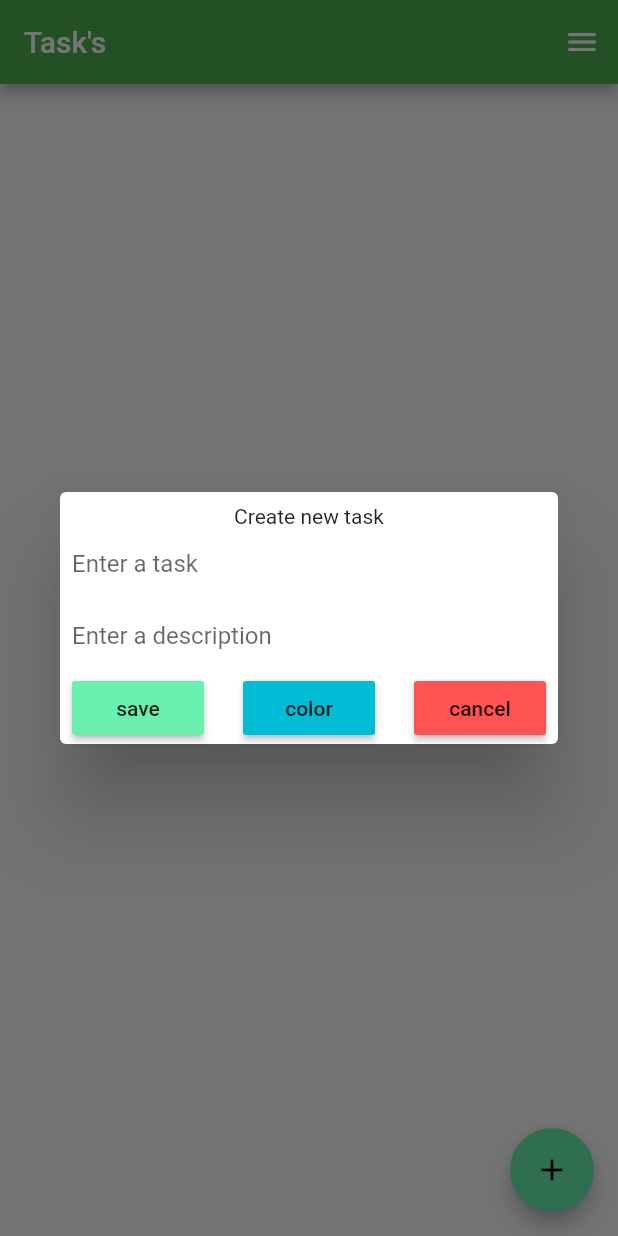
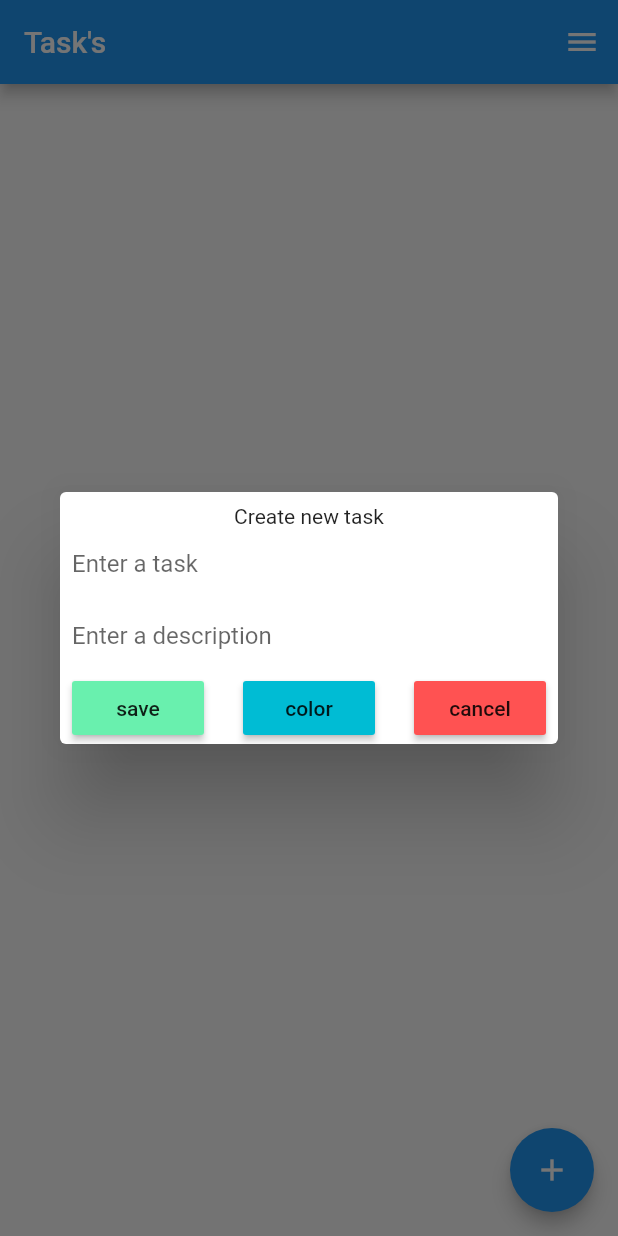
Before and after one commit to Elereman/ToDo, a Flutter app: the screen it shows after launch, after a tap on the "add" icon, on a phone screen of 412 x 824 dp. Run offline on Flutter 3.47's test engine with Material 2 defaults, Android fonts, the phone set to English and light mode, and no system bars; our stand-ins replace dynamic_theme, rxdart, shared_preferences.

```diff
--- a/lib/blocs/home_page_bloc.dart
+++ b/lib/blocs/home_page_bloc.dart
@@ -2,10 +2,8 @@ import 'dart:async';
 
 import 'package:ToDo/blocs/events.dart';
 import 'package:ToDo/blocs/states.dart';
-import 'package:ToDo/models/file_system_repository.dart';
 import 'package:ToDo/models/setting.dart';
 import 'package:ToDo/models/settings_repository.dart';
-import 'package:ToDo/models/shared_preferences_settings_repository.dart';
 import 'package:ToDo/models/task.dart';
 import 'package:ToDo/models/task_repository.dart';
 import 'package:flutter/foundation.dart';
@@ -18,11 +16,9 @@ class HomePageBloc {
   final TaskRepository _repository;
   final SettingsRepository _settingsRepository;
 
-  HomePageBloc()
+  HomePageBloc(this._repository, this._settingsRepository)
       : _eventStreamController = BehaviorSubject<BlocEvent>(),
-        _stateStreamController = BehaviorSubject<BlocState<dynamic>>(),
-        _repository = FileSystemRepository(),
-        _settingsRepository = SharedPreferencesSettingsRepository() {
+        _stateStreamController = BehaviorSubject<BlocState<dynamic>>(){
     _settingsRepository.initialize();
     _eventStreamController.stream.listen((BlocEvent event) => _handleEvent(event));
   }
@@ -57,11 +53,8 @@ class HomePageBloc {
 
       case AllTaskDeletedEvent:
         print('AllTaskDeleted');
-        final AllTaskDeletedEvent _event = event as AllTaskDeletedEvent;
-        _event.taskE.forEach((Task element) async {
-          await _repository.delete(element);
-        });
-        _stateStreamController.add(AllTaskDeletedState<List<Task>>(_event.task));
+        final bool res = await _repository.deleteAll();
+        _stateStreamController.add(AllTaskDeletedState<bool>(res));
         break;
 
       case TaskPressedEvent:
@@ -112,10 +105,6 @@ class AddTaskButtonPressedEvent extends BlocEvent {
 
   AddTaskButtonPressedEvent({@required this.task});
 
-  AddTaskButtonPressedEvent.fromStrings(
-      {String task, String description, int colorHex})
-      : this(task: Task(task, description, colorHex));
-
   String get taskText => task.task;
 
   String get description => task.description;
@@ -141,11 +130,6 @@ class TaskDeletedEvent extends BlocEvent {
 }
 
 class AllTaskDeletedEvent extends BlocEvent {
-  final List<Task> task;
-
-  AllTaskDeletedEvent({@required this.task});
-
-  List<Task> get taskE => task;
 }
 
 class TaskEditedEvent extends BlocEvent {
--- /dev/null
+++ b/lib/blocs/settings_widget_bloc.dart
@@ -0,0 +1,81 @@
+import 'package:ToDo/blocs/events.dart';
+import 'package:ToDo/blocs/home_page_bloc.dart';
+import 'package:ToDo/blocs/states.dart';
+import 'package:ToDo/models/setting.dart';
+import 'package:ToDo/models/settings_repository.dart';
+import 'package:ToDo/models/shared_preferences_settings_repository.dart';
+import 'package:flutter/foundation.dart';
+import 'package:rxdart/rxdart.dart';
+
+class SettingsWidgetBloc {
+  final BehaviorSubject<BlocEvent> _eventStreamController;
+  final BehaviorSubject<BlocState<dynamic>> _stateStreamController;
+  final SettingsRepository _settingsRepository;
+  final HomePageBloc _bloc;
+
+  SettingsWidgetBloc(this._bloc)
+      : _eventStreamController = BehaviorSubject<BlocEvent>(),
+        _stateStreamController = BehaviorSubject<BlocState<dynamic>>(),
+        _settingsRepository = SharedPreferencesSettingsRepository() {
+    _settingsRepository.initialize();
+    _eventStreamController.stream.listen((BlocEvent event) => _handleEvent(event));
+  }
+
+  Future<void> _handleEvent(BlocEvent event) async {
+    switch (event.type) {
+      case SettingsChangedPressedEvent:
+        final SettingsChangedPressedEvent _event = event as SettingsChangedPressedEvent;
+        _settingsRepository.update(_event.setting);
+        print('SettingsChangedPressed');
+        final SettingsChangedState<List<Setting<String>>> _state =
+        SettingsChangedState<List<Setting<String>>>
+          (await _settingsRepository.readAll())
+        ;
+        _stateStreamController.add(_state);
+        break;
+
+      case SettingsResetPressedEvent:
+      //final SettingsResetPressedEvent _event = event as SettingsResetPressedEvent;
+        await _settingsRepository.resetAll();
+        _stateStreamController.add(SettingsChangedState<List<Setting<String>>>
+          (await _settingsRepository.readAll()));
+        break;
+
+      case SettingsBuildEvent:
+      //final SettingsResetPressedEvent _event = event as SettingsResetPressedEvent;
+        _stateStreamController.add(SettingsChangedState<List<Setting<String>>>
+          (await _settingsRepository.readAll()));
+        break;
+    }
+  }
+
+  void _sendEventToBloc(BlocEvent event) {
+    _bloc.eventSink.add(event);
+  }
+
+  Stream<BlocState<dynamic>> get stateStream => _stateStreamController.stream;
+
+  Sink<BlocEvent> get eventSink => _eventStreamController.sink;
+}
+
+class SettingsResetPressedEvent extends BlocEvent {}
+
+class SettingsBuildEvent extends BlocEvent {}
+
+class SettingsChangedPressedEvent extends BlocEvent {
+  final Setting<String> data;
+
+  SettingsChangedPressedEvent({@required this.data});
+
+
+  Setting<String> get setting => data;
+}
+
+class SettingsChangedState<T> extends BlocState<T> {
+  final T data;
+
+  SettingsChangedState(this.data);
+
+  @override
+  T get stateData => data;
+}
--- a/lib/main.dart
+++ b/lib/main.dart
@@ -1,6 +1,13 @@
 import 'package:ToDo/blocs/home_page_bloc.dart';
+import 'package:ToDo/models/file_system_repository.dart';
+import 'package:ToDo/models/settings_repository.dart';
+import 'package:ToDo/models/shared_preferences_settings_repository.dart';
+import 'package:ToDo/models/task_repository.dart';
+import 'package:ToDo/settings_provider.dart';
 import 'package:ToDo/view/pages/home_page.dart';
+import 'package:dynamic_theme/dynamic_theme.dart';
 import 'package:flutter/material.dart';
+import 'package:provider/provider.dart';
 
 void main() {
   runApp(ToDoApp());
@@ -9,15 +16,32 @@ void main() {
 class ToDoApp extends StatelessWidget {
   @override
   Widget build(BuildContext context) {
-    return MaterialApp(
-      theme: ThemeData(
-        primaryColor: Colors.green,
-        accentColor: Colors.greenAccent,
-      ),
-      darkTheme: ThemeData.dark(),
-      title: 'ToDo Application',
-      home: HomePage(
-        hbloc: HomePageBloc(),
+    return MultiProvider(
+      providers: <Provider<dynamic>>[
+        Provider<TaskRepository>(create: (_) => FileSystemRepository()),
+        Provider<SettingsRepository>(
+            create: (_) => SharedPreferencesSettingsRepository()),
+      ],
+      child: Provider<HomePageBloc>(
+        create: (BuildContext context) => HomePageBloc(
+          Provider.of<TaskRepository>(context, listen: false),
+          Provider.of<SettingsRepository>(context, listen: false),
+        ),
+        child: DynamicTheme(
+            defaultBrightness: Brightness.light,
+            data: (Brightness brightness) => brightness == Brightness.light
+                ? ThemeData.light()
+                : ThemeData.dark(),
+            themedWidgetBuilder: (BuildContext context, ThemeData theme) {
+              return MaterialApp(
+                theme: theme,
+                darkTheme: ThemeData.dark(),
+                title: 'ToDo Application',
+                home: HomePage(
+                  bloc: Provider.of<HomePageBloc>(context, listen: false),
+                ),
+              );
+            }),
       ),
     );
   }
--- a/lib/models/mock_task_repository.dart
+++ b/lib/models/mock_task_repository.dart
@@ -49,4 +49,10 @@ class MockTaskRepository implements TaskRepository {
     });
     return result;
   }
+
+  @override
+  Future<bool> deleteAll() {
+    // TODO: implement deleteAll
+    throw UnimplementedError();
+  }
 }
--- a/lib/models/task_repository.dart
+++ b/lib/models/task_repository.dart
@@ -3,6 +3,7 @@ import 'package:ToDo/models/task.dart';
 abstract class TaskRepository {
   Future<void> initialize();
   Future<List<Task>> getAll();
+  Future<bool> deleteAll();
   Future<bool> create(Task task);
   Future<Task> update(Task task);
   Future<bool> delete(Task task);
--- /dev/null
+++ b/lib/settings_provider.dart
@@ -0,0 +1,3 @@
+class SettingsProvider {
+
+}
--- a/lib/view/pages/home_page.dart
+++ b/lib/view/pages/home_page.dart
@@ -1,4 +1,5 @@
 import 'package:ToDo/blocs/home_page_bloc.dart';
+import 'package:ToDo/blocs/settings_widget_bloc.dart' show SettingsWidgetBloc;
 import 'package:ToDo/blocs/task_dialog_bloc.dart';
 import 'package:ToDo/models/setting.dart';
 import 'package:ToDo/models/task.dart';
@@ -7,23 +8,24 @@ import 'package:ToDo/view/widgets/task_dialog.dart';
 import 'package:ToDo/view/widgets/task_widget.dart';
 import 'package:ToDo/blocs/events.dart';
 import 'package:ToDo/blocs/states.dart';
+import 'package:dynamic_theme/dynamic_theme.dart';
 import 'package:flutter/material.dart';
 
 class HomePage extends StatelessWidget {
-  final HomePageBloc hbloc;
+  final HomePageBloc bloc;
   final List<TaskWidget> _widgets = <SimpleTaskWidget>[];
   final TaskDialogBloc _taskBloc = TaskDialogBloc();
-  Color _chosenColor = Colors.indigo;
-  Color _textColor = Colors.black;
-  Color _descriptionColor = Colors.grey;
+  Color _chosenColor = Colors.cyan;
+  Color _defaultTextColor = Colors.black;
+  Color _defaultDescriptionColor = Colors.grey;
 
-  HomePage({@required this.hbloc, Key key}) : super(key: key) {
-    hbloc.eventSink.add(HomePageInitializedEvent());
-    hbloc.stateStream.first.then((BlocState<dynamic> value) {
+  HomePage({@required this.bloc, Key key}) : super(key: key) {
+    bloc.eventSink.add(HomePageInitializedEvent());
+    bloc.stateStream.first.then((BlocState<dynamic> value) {
       print(value.runtimeType);
 
-      final HomePageInitializedState<List<Task>> state =
-          value as HomePageInitializedState<List<Task>>;
+      if(value is HomePageInitializedState<List<Task>>) {
+        final HomePageInitializedState<List<Task>> state = value;
 
         _sendEventToBloc(SettingsBuildEvent());
         final List<Task> tasks = state.data;
@@ -31,13 +33,12 @@ class HomePage extends StatelessWidget {
           print(element);
           _widgets.add(
             SimpleTaskWidget(
-            bloc: hbloc,
+              bloc: bloc,
               mainColor: Color(element.color),
               task: element,
               onDismissed: _deleteTaskWidget,
-            checkboxValue: element.isComplete,
-            taskColor: _textColor,
-            descriptionColor: _descriptionColor,
+              taskColor: _defaultTextColor,
+              descriptionColor: _defaultDescriptionColor,
               dialog: TaskDialog(
                 onSaveButton: _sendTaskToBloc,
                 dialogText: 'Create new task',
@@ -46,6 +47,7 @@ class HomePage extends StatelessWidget {
             ),
           );
         });
+      }
     });
   }
 
@@ -54,23 +56,15 @@ class HomePage extends StatelessWidget {
   }
 
   void _sendEventToBloc(BlocEvent event) {
-    hbloc.eventSink.add(event);
+    bloc.eventSink.add(event);
   }
 
-  void _sendTaskToBloc(String task, String description, int colorHex) {
-    _sendEventToBloc(AddTaskButtonPressedEvent.fromStrings(
-      task: task,
-      description: description,
-      colorHex: colorHex,
-    ));
+  void _sendTaskToBloc(Task task) {
+    _sendEventToBloc(AddTaskButtonPressedEvent(task: task));
   }
 
-  void _sendEditedTaskToBloc(String task, String description, int colorHex) {
-    _sendEventToBloc(AddTaskButtonPressedEvent.fromStrings(
-      task: task,
-      description: description,
-      colorHex: colorHex,
-    ));
+  void _sendEditedTaskToBloc(Task task) {
+    _sendEventToBloc(AddTaskButtonPressedEvent(task: task));
   }
 
   void _handleState(AsyncSnapshot<BlocState<dynamic>> snapshot) {
@@ -81,11 +75,11 @@ class HomePage extends StatelessWidget {
         final Task _task = _state.stateData;
         _widgets.add(SimpleTaskWidget(
             onDismissed: _deleteTaskWidget,
-            bloc: hbloc,
-            mainColor: _chosenColor,
+            bloc: bloc,
+            mainColor: Color(_state.stateData.color),
             task: _task,
-            taskColor: _textColor,
-            descriptionColor: _descriptionColor,
+            taskColor: _defaultTextColor,
+            descriptionColor: _defaultDescriptionColor,
             dialog: TaskDialog(
               onSaveButton: _sendTaskToBloc,
               dialogText: 'Edit task',
@@ -105,17 +99,17 @@ class HomePage extends StatelessWidget {
         final SettingsChangedState<List<Setting<String>>> _state =
         snapshot.data as SettingsChangedState<List<Setting<String>>>;
         final Map<String, String> map =  _listSettingsToMap(_state.stateData);
-        _textColor = Color(int.parse(map['task_color']));
-        _descriptionColor = Color(int.parse(map['description_color']));
+        _defaultTextColor = Color(int.parse(map['task_color']));
+        _defaultDescriptionColor = Color(int.parse(map['description_color']));
         final List<TaskWidget> _replacement = <SimpleTaskWidget>[];
         _widgets.forEach((TaskWidget element) {
           _replacement.add(SimpleTaskWidget(
               onDismissed: _deleteTaskWidget,
-              bloc: hbloc,
-              mainColor: _chosenColor,
+              bloc: bloc,
+              mainColor: Color(element.getTask().color),
               task: element.getTask(),
-              taskColor: _textColor,
-              descriptionColor: _descriptionColor,
+              taskColor: _defaultTextColor,
+              descriptionColor: _defaultDescriptionColor,
               dialog: TaskDialog(
                 onSaveButton: _sendTaskToBloc,
                 dialogText: 'Edit task',
@@ -130,20 +124,22 @@ class HomePage extends StatelessWidget {
   @override
   Widget build(BuildContext context) {
     return Scaffold(
-      endDrawer: SettingsDrawer(<Color>[
+      endDrawer: SettingsDrawer(const <Color>[
         Colors.black,
         Colors.grey,
         Colors.white,
         Colors.brown,
         Colors.white10,
         Colors.black38,
-      ], _deleteAllTasks,
-      hbloc),
+      ],
+      _deleteAllTasks,
+      _changeTheme,
+      SettingsWidgetBloc(bloc)),
       appBar: AppBar(
         title: const Text('Task\'s'),
       ),
       body: StreamBuilder<BlocState<dynamic>>(
-          stream: hbloc.stateStream,
+          stream: bloc.stateStream,
           builder: (BuildContext context,
               AsyncSnapshot<BlocState<dynamic>> snapshot) {
             _handleState(snapshot);
@@ -183,10 +179,16 @@ class HomePage extends StatelessWidget {
     return _result;
   }
 
+  void _changeTheme(BuildContext context) {
+    final Brightness _currentBrightness=DynamicTheme.of(context).brightness;
+    DynamicTheme.of(context).setBrightness(
+        _currentBrightness==Brightness.light
+            ?Brightness.dark:Brightness.light);
+  }
+
   void _deleteAllTasks() {
     final List<TaskWidget> _toRemove = _widgets;
-    _widgets.forEach((TaskWidget element) =>
-        _sendEventToBloc(TaskDeletedEvent(task: element.getTask())));
+    _sendEventToBloc(AllTaskDeletedEvent());
     _widgets.removeWhere((TaskWidget element) => _toRemove.contains(element));
   }
 }
--- a/lib/view/widgets/task_dialog.dart
+++ b/lib/view/widgets/task_dialog.dart
@@ -7,41 +7,62 @@ import 'package:flutter/material.dart';
 
 class TaskDialog extends StatelessWidget {
   final Function(
-    String task,
-    String description,
-    int colorHex,
+    Task task,
   ) onSaveButton;
   final String dialogText;
   final TaskDialogBloc bloc;
 
   final TextEditingController taskController = TextEditingController();
   final TextEditingController descriptionController = TextEditingController();
+  final List<Color> colorPalette;
+  final Color saveButtonColor;
+  final Color cancelButtonColor;
 
   String task, description;
   Color color;
 
   Task taskO;
 
-  TaskDialog(
-      {@required this.onSaveButton,
+  TaskDialog({
+    @required this.onSaveButton,
     @required this.dialogText,
     @required this.bloc,
     Key key,
     this.color = Colors.cyan,
     this.task = '',
-      this.description = ''})
-      : super(key: key);
+    this.description = '',
+    this.cancelButtonColor = Colors.redAccent,
+    this.saveButtonColor = Colors.greenAccent,
+    this.colorPalette = const <Color>[
+      Colors.yellow,
+      Colors.green,
+      Colors.red,
+      Colors.blueAccent,
+      Colors.orange,
+      Colors.indigo,
+    ],
+  }) : super(key: key);
 
-  TaskDialog.edit(
-      {@required this.onSaveButton,
+  TaskDialog.edit({
+    @required this.onSaveButton,
     @required this.dialogText,
     @required this.bloc,
     @required this.taskO,
     Key key,
     this.color = Colors.cyan,
     this.task = '',
-      this.description = ''})
-      : super(key: key);
+    this.description = '',
+    this.cancelButtonColor = Colors.redAccent,
+    this.saveButtonColor = Colors.greenAccent,
+    this.colorPalette = const <Color>[
+      Colors.yellow,
+      Colors.green,
+      Colors.red,
+      Colors.blueAccent,
+      Colors.orange,
+      Colors.indigo,
+    ],
+  }) : super(key: key);
 
   @override
   Widget build(BuildContext context) {
@@ -80,11 +101,13 @@ class TaskDialog extends StatelessWidget {
                 mainAxisAlignment: MainAxisAlignment.end,
                 children: <Widget>[
                   MaterialButton(
-                    color: Theme.of(context).accentColor,
+                    color: saveButtonColor,
                     child: const Text('save'),
                     onPressed: () {
-                      onSaveButton(taskController.text,
-                          descriptionController.text, color.value);
+                      onSaveButton(Task(
+                          taskController.text,
+                          descriptionController.text, color.value
+                      ));
                       _closeDialog(context);
                     },
                   ),
@@ -107,7 +130,7 @@ class TaskDialog extends StatelessWidget {
                       }),
                   const Spacer(),
                   MaterialButton(
-                    color: Colors.redAccent,
+                    color: cancelButtonColor,
                     child: const Text('cancel'),
                     onPressed: () => _closeDialog(context),
                   ),
@@ -132,14 +155,7 @@ class TaskDialog extends StatelessWidget {
         defaultColor: color,
         color: color,
         label: 'Chose color',
-        colors: <Color>[
-          Colors.yellow,
-          Colors.green,
-          Colors.red,
-          Colors.blueAccent,
-          Colors.orange,
-          Colors.indigo,
-        ],
+        colors: colorPalette,
         function: changeColor,
       ),
     );
@@ -173,7 +189,7 @@ class TaskDialog extends StatelessWidget {
 
   String get getDescription => description;
 
-  Color get clolors => color;
+  Color get colors => color;
 
   set setTask(String val) => task = val;
 
--- a/pubspec.yaml
+++ b/pubspec.yaml
@@ -24,6 +24,8 @@ dependencies:
   shared_preferences: 0.5.8
   localstorage: 3.0.0
   rxdart: 0.24.1
+  dynamic_theme: 1.0.1
+  provider: 4.3.2
 
   flutter:
     sdk: flutter
```
Also changed, not shown: lib/models/file_system_repository.dart (+8 -0 lines), lib/view/widgets/settings_widget.dart (+19 -9 lines), lib/view/widgets/task_widget.dart (+9 -8 lines), pubspec.lock. Lines whose indentation alone changed are shown as unchanged.
